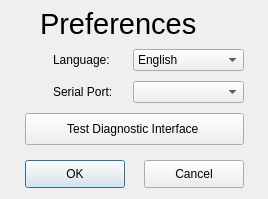
This is ui/Preferences.ui in Comer352L/FreeSSM as Qt 5 draws it before an edit. The edited form follows.
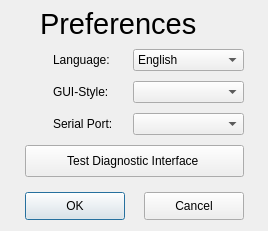
This is the edited form. Icons and pictures are not drawn.

Commit message:
Added GUI-style-switching functionality
The GUI-style can now be selected manually in the program preferences.
Selection is saved like the othe preferences, too.
Available styles depend on the used OS/desktop. By default, the native desktop style is selected.

Diff of the .ui file:
```diff
--- a/ui/Preferences.ui
+++ b/ui/Preferences.ui
@@ -9,7 +9,7 @@
     <x>0</x>
     <y>0</y>
     <width>268</width>
-    <height>199</height>
+    <height>231</height>
    </rect>
   </property>
   <property name="sizePolicy" >
@@ -21,13 +21,13 @@
   <property name="minimumSize" >
    <size>
     <width>268</width>
-    <height>199</height>
+    <height>231</height>
    </size>
   </property>
   <property name="maximumSize" >
    <size>
     <width>268</width>
-    <height>199</height>
+    <height>231</height>
    </size>
   </property>
   <property name="font" >
@@ -63,7 +63,7 @@
    <property name="geometry" >
     <rect>
      <x>25</x>
-     <y>160</y>
+     <y>192</y>
      <width>100</width>
      <height>28</height>
     </rect>
@@ -76,7 +76,7 @@
    <property name="geometry" >
     <rect>
      <x>144</x>
-     <y>160</y>
+     <y>192</y>
      <width>100</width>
      <height>28</height>
     </rect>
@@ -89,7 +89,7 @@
    <property name="geometry" >
     <rect>
      <x>25</x>
-     <y>113</y>
+     <y>145</y>
      <width>219</width>
      <height>32</height>
     </rect>
@@ -112,7 +112,7 @@
    <property name="geometry" >
     <rect>
      <x>133</x>
-     <y>81</y>
+     <y>113</y>
      <width>111</width>
      <height>22</height>
     </rect>
@@ -158,7 +158,7 @@
    <property name="geometry" >
     <rect>
      <x>53</x>
-     <y>84</y>
+     <y>116</y>
      <width>75</width>
      <height>16</height>
     </rect>
@@ -203,7 +203,7 @@
    <property name="geometry" >
     <rect>
      <x>25</x>
-     <y>80</y>
+     <y>112</y>
      <width>22</width>
      <height>22</height>
     </rect>
@@ -234,6 +234,45 @@
     <bool>true</bool>
    </property>
   </widget>
+  <widget class="QComboBox" name="guistyle_comboBox" >
+   <property name="geometry" >
+    <rect>
+     <x>133</x>
+     <y>81</y>
+     <width>111</width>
+     <height>22</height>
+    </rect>
+   </property>
+  </widget>
+  <widget class="QLabel" name="guistyle_label" >
+   <property name="geometry" >
+    <rect>
+     <x>53</x>
+     <y>84</y>
+     <width>75</width>
+     <height>16</height>
+    </rect>
+   </property>
+   <property name="text" >
+    <string>GUI-Style:</string>
+   </property>
+  </widget>
+  <widget class="QLabel" name="label_5" >
+   <property name="geometry" >
+    <rect>
+     <x>25</x>
+     <y>80</y>
+     <width>22</width>
+     <height>22</height>
+    </rect>
+   </property>
+   <property name="text" >
+    <string/>
+   </property>
+   <property name="pixmap" >
+    <pixmap resource="../resources/FreeSSM.qrc" >:/icons/oxygen/22x22/preferences-desktop-theme.png</pixmap>
+   </property>
+  </widget>
  </widget>
  <tabstops>
   <tabstop>language_comboBox</tabstop>
```
The commit also changes 7 other files.
